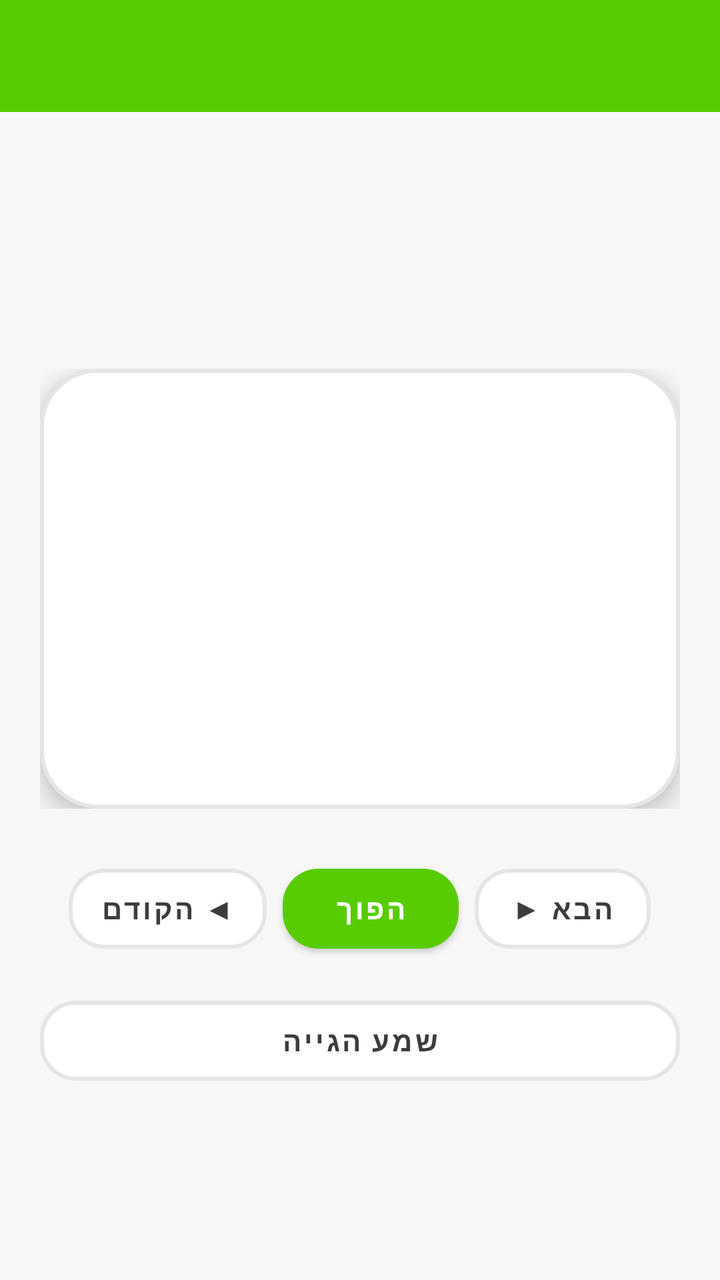
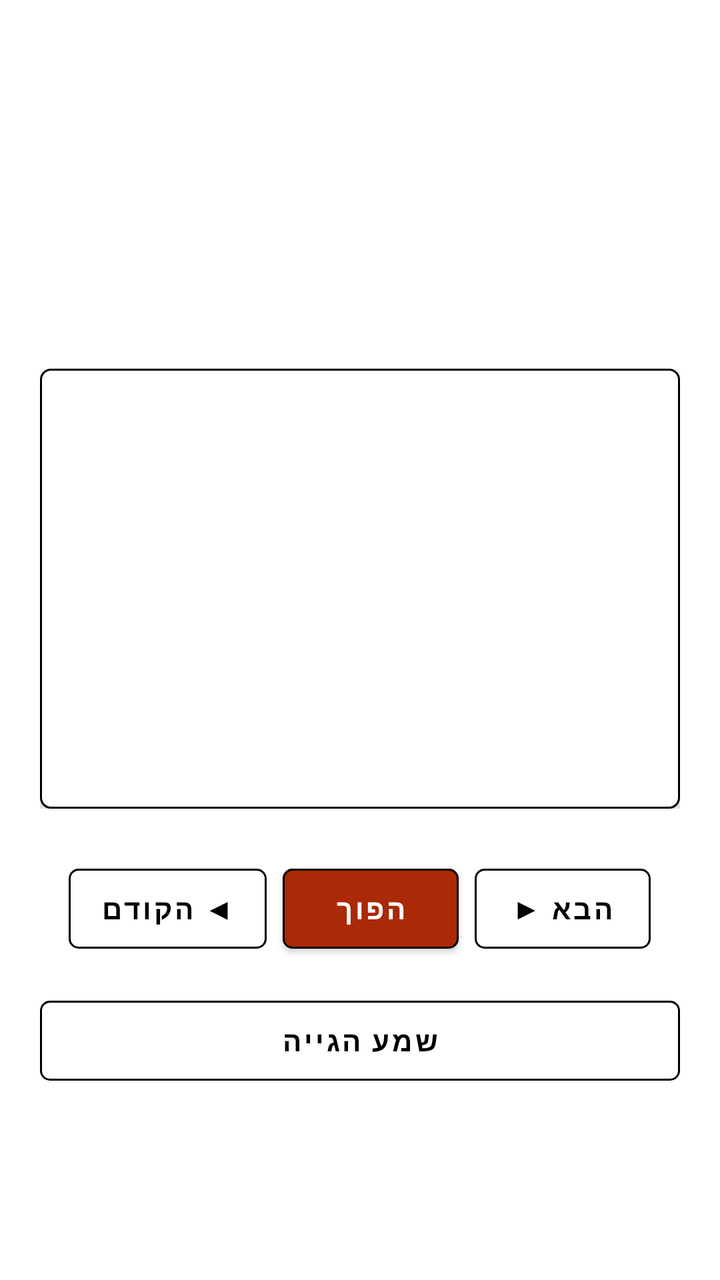

Before-and-after screenshots of an Android layout around one commit, followed by the original layout XML and the change that was made.
<!-- AndroidManifest.xml: application theme Theme.NihongoBeginner -->
<!-- res/layout/activity_flashcard.xml -->
<?xml version="1.0" encoding="utf-8"?>
<LinearLayout xmlns:android="http://schemas.android.com/apk/res/android"
    xmlns:app="http://schemas.android.com/apk/res-auto"
    xmlns:tools="http://schemas.android.com/tools"
    android:layout_width="match_parent"
    android:layout_height="match_parent"
    android:background="@color/surface"
    android:orientation="vertical">

    <com.google.android.material.appbar.MaterialToolbar
        android:id="@+id/toolbar"
        android:layout_width="match_parent"
        android:layout_height="?actionBarSize"
        android:background="@color/colorPrimary"
        app:titleTextColor="@android:color/white" />

    <LinearLayout
        android:layout_width="match_parent"
        android:layout_height="0dp"
        android:layout_weight="1"
        android:gravity="center"
        android:orientation="vertical"
        android:padding="20dp">

        <TextView
            android:id="@+id/tvCardCounter"
            android:layout_width="match_parent"
            android:layout_height="wrap_content"
            android:gravity="center"
            android:layout_marginBottom="16dp"
            android:textColor="@color/onSurfaceMuted"
            android:textSize="14sp" />

        <FrameLayout
            android:layout_width="match_parent"
            android:layout_height="220dp">

            <LinearLayout
                android:id="@+id/cardFront"
                android:layout_width="match_parent"
                android:layout_height="match_parent"
                android:background="@drawable/bg_flashcard_front"
                android:elevation="8dp"
                android:gravity="center"
                android:orientation="vertical"
                android:padding="24dp">

                <TextView
                    android:id="@+id/tvFrontJapanese"
                    android:layout_width="match_parent"
                    android:layout_height="wrap_content"
                    android:gravity="center"
                    android:textColor="@color/onSurface"
                    android:textSize="32sp"
                    android:textStyle="bold" />

                <TextView
                    android:id="@+id/tvFrontRomaji"
                    android:layout_width="match_parent"
                    android:layout_height="wrap_content"
                    android:gravity="center"
                    android:layout_marginTop="8dp"
                    android:textColor="@color/onSurfaceMuted"
                    android:textSize="18sp" />

                <TextView
                    android:id="@+id/tvHintTap"
                    android:layout_width="match_parent"
                    android:layout_height="wrap_content"
                    android:gravity="center"
                    android:layout_marginTop="16dp"
                    android:textColor="@color/colorPrimaryDark"
                    android:textSize="12sp" />

            </LinearLayout>

            <LinearLayout
                android:id="@+id/cardBack"
                android:layout_width="match_parent"
                android:layout_height="match_parent"
                android:background="@drawable/bg_flashcard_back"
                android:elevation="8dp"
                android:gravity="center"
                android:orientation="vertical"
                android:padding="24dp"
                android:visibility="gone">

                <TextView
                    android:id="@+id/tvBackHebrew"
                    android:layout_width="match_parent"
                    android:layout_height="wrap_content"
                    android:gravity="center"
                    android:textColor="@android:color/white"
                    android:textSize="28sp"
                    android:textStyle="bold" />

                <TextView
                    android:id="@+id/tvBackJapanese"
                    android:layout_width="match_parent"
                    android:layout_height="wrap_content"
                    android:gravity="center"
                    android:layout_marginTop="8dp"
                    android:textColor="@android:color/white"
                    android:textSize="18sp" />

                <TextView
                    android:id="@+id/tvBackRomaji"
                    android:layout_width="match_parent"
                    android:layout_height="wrap_content"
                    android:gravity="center"
                    android:textColor="@android:color/white"
                    android:textSize="14sp" />

                <TextView
                    android:id="@+id/tvBackEmoji"
                    android:layout_width="match_parent"
                    android:layout_height="wrap_content"
                    android:gravity="center"
                    android:layout_marginTop="8dp"
                    android:textSize="32sp" />

            </LinearLayout>

        </FrameLayout>

        <LinearLayout
            android:layout_width="wrap_content"
            android:layout_height="wrap_content"
            android:gravity="center"
            android:layout_marginTop="24dp"
            android:orientation="horizontal">

            <Button
                android:id="@+id/btnPrev"
                style="@style/App.Button.Outlined"
                android:layout_width="wrap_content"
                android:layout_height="wrap_content"
                android:layout_marginEnd="8dp"
                android:text="◀ הקודם" />

            <Button
                android:id="@+id/btnFlip"
                style="@style/App.Button"
                android:layout_width="wrap_content"
                android:layout_height="wrap_content"
                android:layout_marginEnd="8dp"
                android:text="הפוך" />

            <Button
                android:id="@+id/btnNext"
                style="@style/App.Button.Outlined"
                android:layout_width="wrap_content"
                android:layout_height="wrap_content"
                android:text="הבא ▶" />

        </LinearLayout>

        <Button
            android:id="@+id/btnSpeakCard"
            style="@style/App.Button.Outlined"
            android:layout_width="match_parent"
            android:layout_height="wrap_content"
            android:layout_marginTop="14dp"
            android:text="שמע הגייה" />

    </LinearLayout>

</LinearLayout>
<!-- resources referenced by this layout -->
<resources>
  <color name="colorPrimary">#58CC02</color>
  <color name="colorPrimaryDark">#46A302</color>
  <color name="onSurface">#3C3C3C</color>
  <color name="onSurfaceMuted">#777777</color>
  <color name="surface">#F7F7F7</color>
  <!-- drawable bg_flashcard_back (drawable) -->
  <?xml version="1.0" encoding="utf-8"?>
  <shape xmlns:android="http://schemas.android.com/apk/res/android">
      <solid android:color="@color/colorSecondary" />
      <corners android:radius="28dp" />
  </shape>
  <!-- drawable bg_flashcard_front (drawable) -->
  <?xml version="1.0" encoding="utf-8"?>
  <shape xmlns:android="http://schemas.android.com/apk/res/android">
      <solid android:color="@color/white" />
      <stroke
          android:width="2dp"
          android:color="@color/dividerSoft" />
      <corners android:radius="28dp" />
  </shape>
  <style name="App.Button" parent="Widget.MaterialComponents.Button">
          <item name="cornerRadius">18dp</item>
          <item name="android:minHeight">52dp</item>
          <item name="android:textAllCaps">false</item>
          <item name="android:textStyle">bold</item>
          <item name="backgroundTint">@color/colorPrimary</item>
          <item name="android:textColor">@color/white</item>
      </style>
  <style name="App.Button.Outlined" parent="Widget.MaterialComponents.Button.OutlinedButton">
          <item name="cornerRadius">18dp</item>
          <item name="android:minHeight">52dp</item>
          <item name="android:textAllCaps">false</item>
          <item name="android:textStyle">bold</item>
          <item name="strokeColor">@color/dividerSoft</item>
          <item name="strokeWidth">2dp</item>
          <item name="backgroundTint">@color/white</item>
          <item name="android:textColor">@color/onSurface</item>
      </style>
  <style name="Theme.NihongoBeginner" parent="Theme.MaterialComponents.DayNight.DarkActionBar">
          <item name="colorPrimary">@color/colorPrimary</item>
          <item name="colorPrimaryVariant">@color/colorPrimaryVariant</item>
          <item name="colorOnPrimary">@color/colorOnPrimary</item>
          <item name="colorSecondary">@color/colorSecondary</item>
          <item name="colorOnSecondary">@color/colorOnSecondary</item>
          <item name="android:colorBackground">@color/background</item>
          <item name="colorSurface">@color/surface</item>
          <item name="colorOnSurface">@color/onSurface</item>
          <item name="materialButtonStyle">@style/App.Button</item>
          <item name="windowActionBar">false</item>
          <item name="windowNoTitle">true</item>
          <item name="android:windowSoftInputMode">adjustResize</item>
      </style>
  <color name="colorSecondary">#1CB0F6</color>
  <color name="white">#FFFFFF</color>
  <color name="dividerSoft">#E5E5E5</color>
  <color name="colorPrimaryVariant">#89E219</color>
  <color name="colorOnPrimary">#FFFFFF</color>
  <color name="colorOnSecondary">#FFFFFF</color>
  <color name="background">#F7F7F7</color>
</resources>

<!-- the commit's change to res/layout/activity_flashcard.xml (unified diff, before → after) -->
@@ -11,8 +11,9 @@
         android:id="@+id/toolbar"
         android:layout_width="match_parent"
         android:layout_height="?actionBarSize"
-        android:background="@color/colorPrimary"
-        app:titleTextColor="@android:color/white" />
+        android:background="@color/white"
+        app:navigationIconTint="@color/colorPrimary"
+        app:titleTextColor="@color/colorPrimary" />
 
     <LinearLayout
         android:layout_width="match_parent"
<!-- resource entries referenced after the edit -->
@@ -1,40 +1,45 @@
 <!-- resources referenced by this layout -->
 <resources>
-  <color name="colorPrimary">#58CC02</color>
-  <color name="colorPrimaryDark">#46A302</color>
-  <color name="onSurface">#3C3C3C</color>
-  <color name="onSurfaceMuted">#777777</color>
-  <color name="surface">#F7F7F7</color>
+  <color name="colorPrimary">#AA2906</color>
+  <color name="colorPrimaryDark">#7E1E04</color>
+  <color name="onSurface">#000000</color>
+  <color name="onSurfaceMuted">#4C4C4C</color>
+  <color name="surface">#FFFFFF</color>
   <!-- drawable bg_flashcard_back (drawable) -->
   <?xml version="1.0" encoding="utf-8"?>
   <shape xmlns:android="http://schemas.android.com/apk/res/android">
-      <solid android:color="@color/colorSecondary" />
-      <corners android:radius="28dp" />
+      <solid android:color="@color/colorPrimary" />
+      <stroke
+          android:width="1dp"
+          android:color="@color/black" />
+      <corners android:radius="5dp" />
   </shape>
   <!-- drawable bg_flashcard_front (drawable) -->
   <?xml version="1.0" encoding="utf-8"?>
   <shape xmlns:android="http://schemas.android.com/apk/res/android">
       <solid android:color="@color/white" />
       <stroke
-          android:width="2dp"
-          android:color="@color/dividerSoft" />
-      <corners android:radius="28dp" />
+          android:width="1dp"
+          android:color="@color/black" />
+      <corners android:radius="5dp" />
   </shape>
   <style name="App.Button" parent="Widget.MaterialComponents.Button">
-          <item name="cornerRadius">18dp</item>
+          <item name="cornerRadius">5dp</item>
           <item name="android:minHeight">52dp</item>
           <item name="android:textAllCaps">false</item>
           <item name="android:textStyle">bold</item>
           <item name="backgroundTint">@color/colorPrimary</item>
           <item name="android:textColor">@color/white</item>
+          <item name="strokeColor">@color/black</item>
+          <item name="strokeWidth">1dp</item>
       </style>
   <style name="App.Button.Outlined" parent="Widget.MaterialComponents.Button.OutlinedButton">
-          <item name="cornerRadius">18dp</item>
+          <item name="cornerRadius">5dp</item>
           <item name="android:minHeight">52dp</item>
           <item name="android:textAllCaps">false</item>
           <item name="android:textStyle">bold</item>
-          <item name="strokeColor">@color/dividerSoft</item>
-          <item name="strokeWidth">2dp</item>
+          <item name="strokeColor">@color/black</item>
+          <item name="strokeWidth">1dp</item>
           <item name="backgroundTint">@color/white</item>
           <item name="android:textColor">@color/onSurface</item>
       </style>
@@ -52,12 +57,12 @@
           <item name="windowNoTitle">true</item>
           <item name="android:windowSoftInputMode">adjustResize</item>
       </style>
-  <color name="colorSecondary">#1CB0F6</color>
+  <color name="black">#000000</color>
+  <color name="colorSecondary">#000000</color>
   <color name="white">#FFFFFF</color>
-  <color name="dividerSoft">#E5E5E5</color>
-  <color name="colorPrimaryVariant">#89E219</color>
+  <color name="colorPrimaryVariant">#B62007</color>
   <color name="colorOnPrimary">#FFFFFF</color>
   <color name="colorOnSecondary">#FFFFFF</color>
-  <color name="background">#F7F7F7</color>
+  <color name="background">#FFFFFF</color>
 </resources>
 
